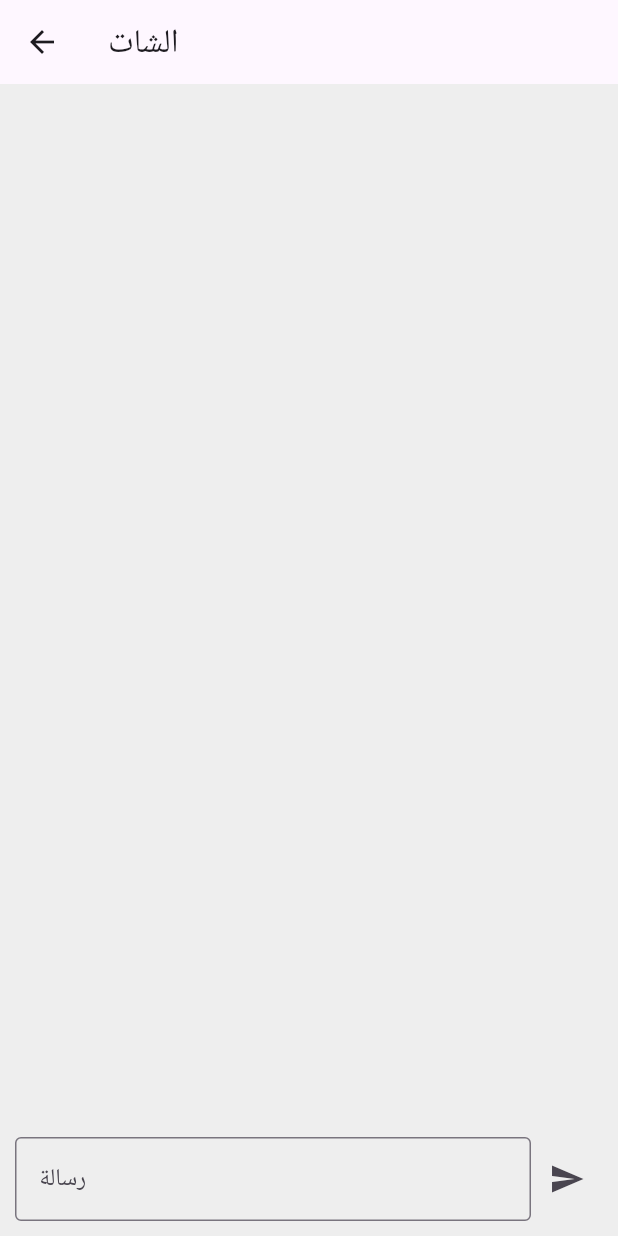
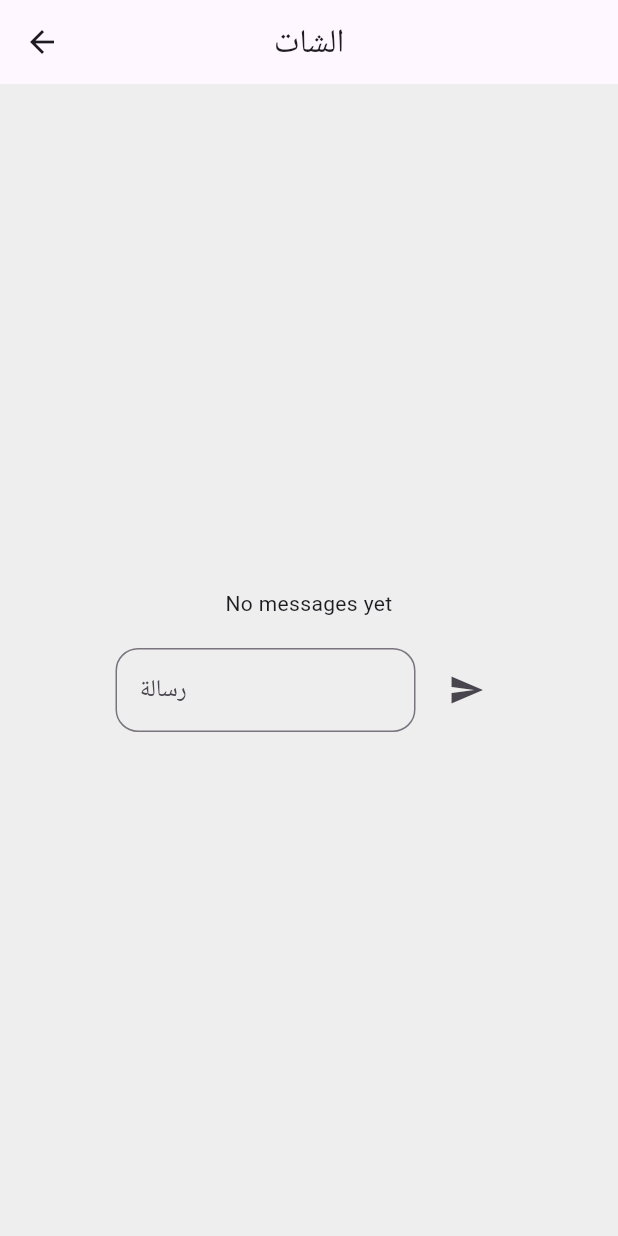
Before and after one commit to mo2605446cvg/alson_education, a Flutter app: the ChatScreen screen opened by its route, on a phone screen of 412 x 824 dp. Run offline on Flutter 3.47's test engine with Material 3 defaults, Android fonts, the phone set to English and light mode, and no system bars; our stand-ins replace file_picker, sqflite; accounts and stored records are empty.

Commit message:
Update chat_screen.dart

```diff
--- a/lib/screens/chat_screen.dart
+++ b/lib/screens/chat_screen.dart
@@ -4,40 +4,61 @@ import 'package:alson_education/providers/app_state_provider.dart';
 import 'package:alson_education/constants/strings.dart';
 
 class ChatScreen extends StatefulWidget {
+  const ChatScreen({super.key});
+
   @override
-  _ChatScreenState createState() => _ChatScreenState();
+  State<ChatScreen> createState() => _ChatScreenState();
 }
 
 class _ChatScreenState extends State<ChatScreen> {
   final _messageController = TextEditingController();
-  List<String> messages = [];
+  final List<String> messages = [];
 
   @override
   Widget build(BuildContext context) {
     final appState = Provider.of<AppState>(context);
 
     return Scaffold(
-      appBar: AppBar(title: Text(AppStrings.get('chat', appState.language))),
-      body: Column(
+      appBar: AppBar(
+        title: Text(AppStrings.get('chat', appState.language)),
+        centerTitle: true,
+      ),
+      body: Center(
+        child: SingleChildScrollView(
+          child: Padding(
+            padding: const EdgeInsets.all(20.0),
+            child: Column(
+              mainAxisAlignment: MainAxisAlignment.center,
+              crossAxisAlignment: CrossAxisAlignment.center,
               children: [
-          Expanded(
+                messages.isEmpty
+                    ? const Text('No messages yet', textAlign: TextAlign.center)
+                    : SizedBox(
+                        height: MediaQuery.of(context).size.height * 0.6,
                         child: ListView.builder(
                           itemCount: messages.length,
-              itemBuilder: (context, index) => ListTile(title: Text(messages[index])),
+                          itemBuilder: (context, index) => ListTile(
+                            title: Text(messages[index], textAlign: TextAlign.center),
                           ),
                         ),
-          Padding(
-            padding: EdgeInsets.all(10),
-            child: Row(
+                      ),
+                const SizedBox(height: 20),
+                Row(
+                  mainAxisAlignment: MainAxisAlignment.center,
                   children: [
-                Expanded(
+                    SizedBox(
+                      width: 200,
                       child: TextField(
                         controller: _messageController,
-                    decoration: InputDecoration(labelText: AppStrings.get('message', appState.language), border: OutlineInputBorder()),
+                        decoration: InputDecoration(
+                          labelText: AppStrings.get('message', appState.language),
+                          border: OutlineInputBorder(borderRadius: BorderRadius.circular(15)),
                         ),
                       ),
+                    ),
+                    const SizedBox(width: 10),
                     IconButton(
-                  icon: Icon(Icons.send),
+                      icon: const Icon(Icons.send),
                       onPressed: () {
                         if (_messageController.text.isNotEmpty) {
                           setState(() => messages.add(_messageController.text));
@@ -47,8 +68,10 @@ class _ChatScreenState extends State<ChatScreen> {
                     ),
                   ],
                 ),
+              ],
             ),
-        ],
+          ),
+        ),
       ),
     );
   }
```
Lines whose indentation alone changed are shown as unchanged.
